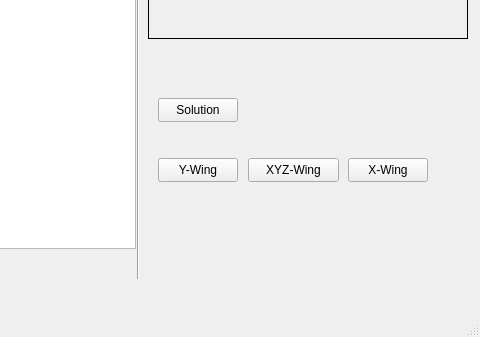
This is mainwindow.ui in oguzemrec/sudokuSolver as Qt 5 draws it before an edit; both pictures show x 612 to 1092 and y 341 to 678 of the 1092 by 678 pixel window. The edited form follows.
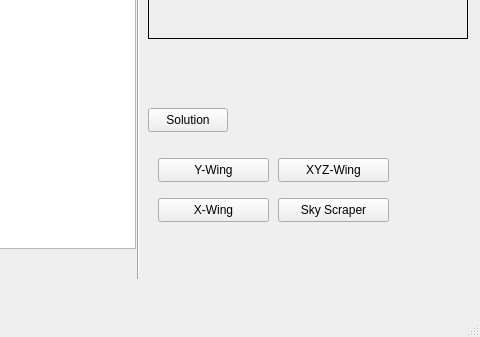
This is the edited form.

```diff
--- a/mainwindow.ui
+++ b/mainwindow.ui
@@ -390,8 +390,8 @@
    <widget class="QPushButton" name="buttonSolution">
     <property name="geometry">
      <rect>
-      <x>770</x>
-      <y>420</y>
+      <x>760</x>
+      <y>430</y>
       <width>80</width>
       <height>24</height>
      </rect>
@@ -424,7 +424,7 @@
      <rect>
       <x>770</x>
       <y>480</y>
-      <width>80</width>
+      <width>111</width>
       <height>24</height>
      </rect>
     </property>
@@ -435,9 +435,9 @@
    <widget class="QPushButton" name="buttonXYZWing">
     <property name="geometry">
      <rect>
-      <x>860</x>
+      <x>890</x>
       <y>480</y>
-      <width>91</width>
+      <width>111</width>
       <height>24</height>
      </rect>
     </property>
@@ -448,9 +448,9 @@
    <widget class="QPushButton" name="buttonXWing">
     <property name="geometry">
      <rect>
-      <x>960</x>
-      <y>480</y>
-      <width>80</width>
+      <x>770</x>
+      <y>520</y>
+      <width>111</width>
       <height>24</height>
      </rect>
     </property>
@@ -953,6 +953,19 @@
      </item>
     </layout>
    </widget>
+   <widget class="QPushButton" name="buttonSkyScraper">
+    <property name="geometry">
+     <rect>
+      <x>890</x>
+      <y>520</y>
+      <width>111</width>
+      <height>24</height>
+     </rect>
+    </property>
+    <property name="text">
+     <string>Sky Scraper</string>
+    </property>
+   </widget>
   </widget>
   <widget class="QMenuBar" name="menubar">
    <property name="geometry">
```
Left out of the diff: 4 changed lines with no effect on the pictures.
